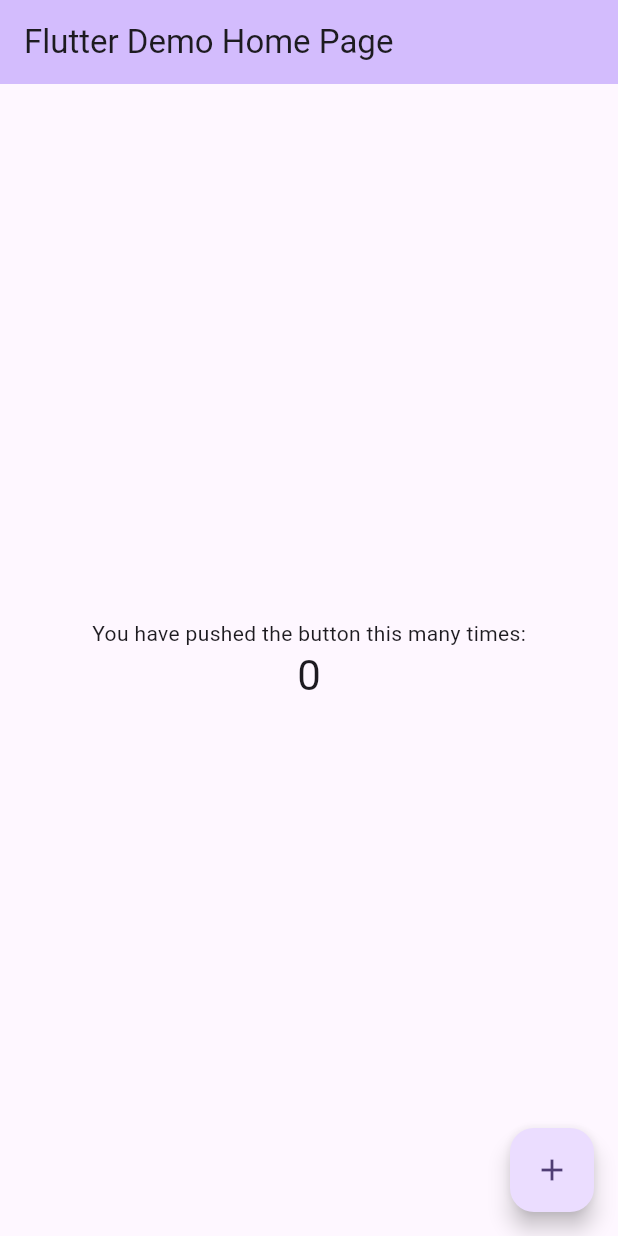
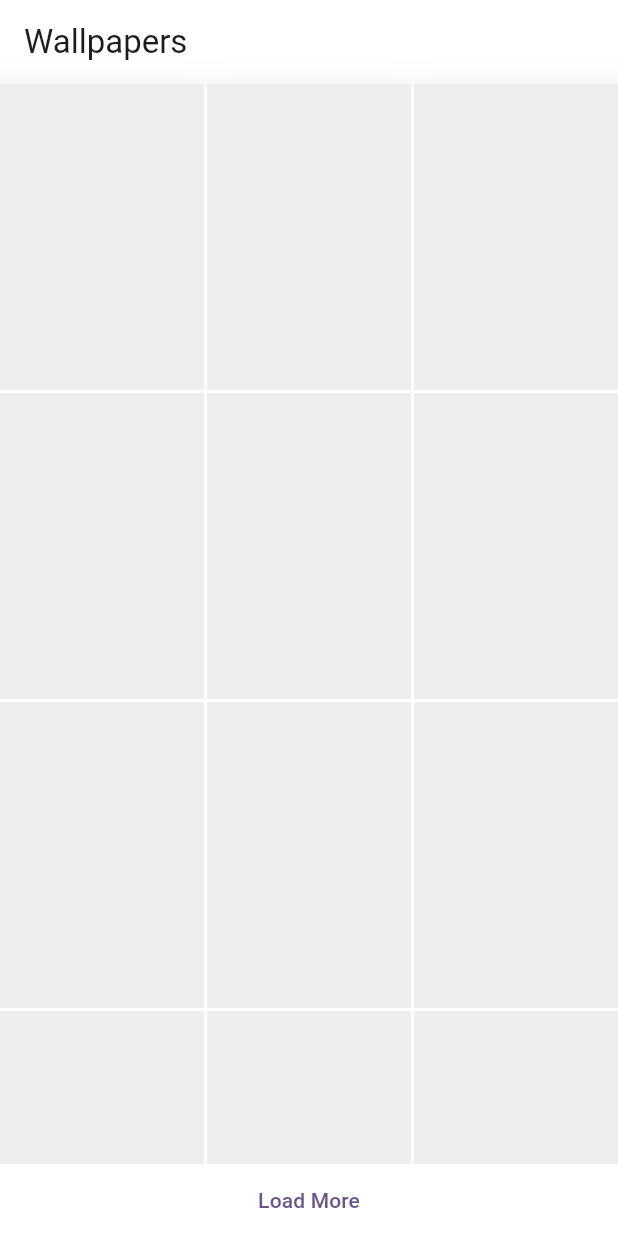
Before and after one commit to Vishal2021verma/wallpaper_app, a Flutter app: the screen it shows after launch, on a phone screen of 412 x 824 dp. Run offline on Flutter 3.47's test engine with Material 3 defaults, Android fonts, the phone set to English and light mode, and no system bars.

Commit message:
wallpaper ui added

```diff
--- a/lib/main.dart
+++ b/lib/main.dart
@@ -1,4 +1,5 @@
 import 'package:flutter/material.dart';
+import 'package:wallpaper_app/wallpaper_screen.dart';
 // ecssEpk0roCo9ZXodoSPmr3ogLg9j9CpRyyNaVIk57gPAduOhaq4sXXX
 
 void main() {
@@ -12,115 +13,13 @@ class MyApp extends StatelessWidget {
   @override
   Widget build(BuildContext context) {
     return MaterialApp(
+      debugShowCheckedModeBanner: false,
       title: 'Flutter Demo',
       theme: ThemeData(
-        // This is the theme of your application.
-        //
-        // TRY THIS: Try running your application with "flutter run". You'll see
-        // the application has a purple toolbar. Then, without quitting the app,
-        // try changing the seedColor in the colorScheme below to Colors.green
-        // and then invoke "hot reload" (save your changes or press the "hot
-        // reload" button in a Flutter-supported IDE, or press "r" if you used
-        // the command line to start the app).
-        //
-        // Notice that the counter didn't reset back to zero; the application
-        // state is not lost during the reload. To reset the state, use hot
-        // restart instead.
-        //
-        // This works for code too, not just values: Most code changes can be
-        // tested with just a hot reload.
         colorScheme: ColorScheme.fromSeed(seedColor: Colors.deepPurple),
         useMaterial3: true,
       ),
-      home: const MyHomePage(title: 'Flutter Demo Home Page'),
+      home: const WallpaperScreen(),
     );
   }
 }
-
-class MyHomePage extends StatefulWidget {
-  const MyHomePage({super.key, required this.title});
-
-  // This widget is the home page of your application. It is stateful, meaning
-  // that it has a State object (defined below) that contains fields that affect
-  // how it looks.
-
-  // This class is the configuration for the state. It holds the values (in this
-  // case the title) provided by the parent (in this case the App widget) and
-  // used by the build method of the State. Fields in a Widget subclass are
-  // always marked "final".
-
-  final String title;
-
-  @override
-  State<MyHomePage> createState() => _MyHomePageState();
-}
-
-class _MyHomePageState extends State<MyHomePage> {
-  int _counter = 0;
-
-  void _incrementCounter() {
-    setState(() {
-      // This call to setState tells the Flutter framework that something has
-      // changed in this State, which causes it to rerun the build method below
-      // so that the display can reflect the updated values. If we changed
-      // _counter without calling setState(), then the build method would not be
-      // called again, and so nothing would appear to happen.
-      _counter++;
-    });
-  }
-
-  @override
-  Widget build(BuildContext context) {
-    // This method is rerun every time setState is called, for instance as done
-    // by the _incrementCounter method above.
-    //
-    // The Flutter framework has been optimized to make rerunning build methods
-    // fast, so that you can just rebuild anything that needs updating rather
-    // than having to individually change instances of widgets.
-    return Scaffold(
-      appBar: AppBar(
-        // TRY THIS: Try changing the color here to a specific color (to
-        // Colors.amber, perhaps?) and trigger a hot reload to see the AppBar
-        // change color while the other colors stay the same.
-        backgroundColor: Theme.of(context).colorScheme.inversePrimary,
-        // Here we take the value from the MyHomePage object that was created by
-        // the App.build method, and use it to set our appbar title.
-        title: Text(widget.title),
-      ),
-      body: Center(
-        // Center is a layout widget. It takes a single child and positions it
-        // in the middle of the parent.
-        child: Column(
-          // Column is also a layout widget. It takes a list of children and
-          // arranges them vertically. By default, it sizes itself to fit its
-          // children horizontally, and tries to be as tall as its parent.
-          //
-          // Column has various properties to control how it sizes itself and
-          // how it positions its children. Here we use mainAxisAlignment to
-          // center the children vertically; the main axis here is the vertical
-          // axis because Columns are vertical (the cross axis would be
-          // horizontal).
-          //
-          // TRY THIS: Invoke "debug painting" (choose the "Toggle Debug Paint"
-          // action in the IDE, or press "p" in the console), to see the
-          // wireframe for each widget.
-          mainAxisAlignment: MainAxisAlignment.center,
-          children: <Widget>[
-            const Text(
-              'You have pushed the button this many times:',
-            ),
-            Text(
-              '$_counter',
-              style: Theme.of(context).textTheme.headlineMedium,
-            ),
-          ],
-        ),
-      ),
-      floatingActionButton: FloatingActionButton(
-        onPressed: _incrementCounter,
-        tooltip: 'Increment',
-        child: const Icon(Icons.add),
-      ), // This trailing comma makes auto-formatting nicer for build methods.
-    );
-  }
-}
--- /dev/null
+++ b/lib/wallpaper_screen.dart
@@ -0,0 +1,51 @@
+import 'dart:ui';
+
+import 'package:flutter/material.dart';
+
+class WallpaperScreen extends StatefulWidget {
+  const WallpaperScreen({super.key});
+
+  @override
+  State<WallpaperScreen> createState() => _WallpaperScreenState();
+}
+
+class _WallpaperScreenState extends State<WallpaperScreen> {
+  @override
+  Widget build(BuildContext context) {
+    return Scaffold(
+      extendBodyBehindAppBar: true,
+      backgroundColor: Colors.white,
+      appBar: AppBar(
+        flexibleSpace: ClipRect(
+          child: BackdropFilter(
+            filter: ImageFilter.blur(sigmaX: 10, sigmaY: 10),
+            child: Container(
+              color: Colors.transparent,
+            ),
+          ),
+        ),
+        backgroundColor: Colors.white.withAlpha(200),
+        elevation: 0,
+        title: const Text("Wallpapers"),
+      ),
+      body: Column(
+        children: [
+          Expanded(
+              child: GridView.builder(
+                  gridDelegate: const SliverGridDelegateWithFixedCrossAxisCount(
+                      crossAxisCount: 3,
+                      crossAxisSpacing: 2,
+                      mainAxisSpacing: 2,
+                      childAspectRatio: 2 / 3),
+                  itemBuilder: (context, index) => Container(
+                        color: Colors.grey.shade200,
+                      ))),
+          Align(
+            alignment: Alignment.center,
+            child: TextButton(onPressed: () {}, child: const Text("Load More")),
+          )
+        ],
+      ),
+    );
+  }
+}
--- a/pubspec.yaml
+++ b/pubspec.yaml
@@ -35,6 +35,7 @@ dependencies:
   # The following adds the Cupertino Icons font to your application.
   # Use with the CupertinoIcons class for iOS style icons.
   cupertino_icons: ^1.0.8
+  http: ^1.2.2
 
 dev_dependencies:
   flutter_test:
```
Also changed, not shown: pubspec.lock.
